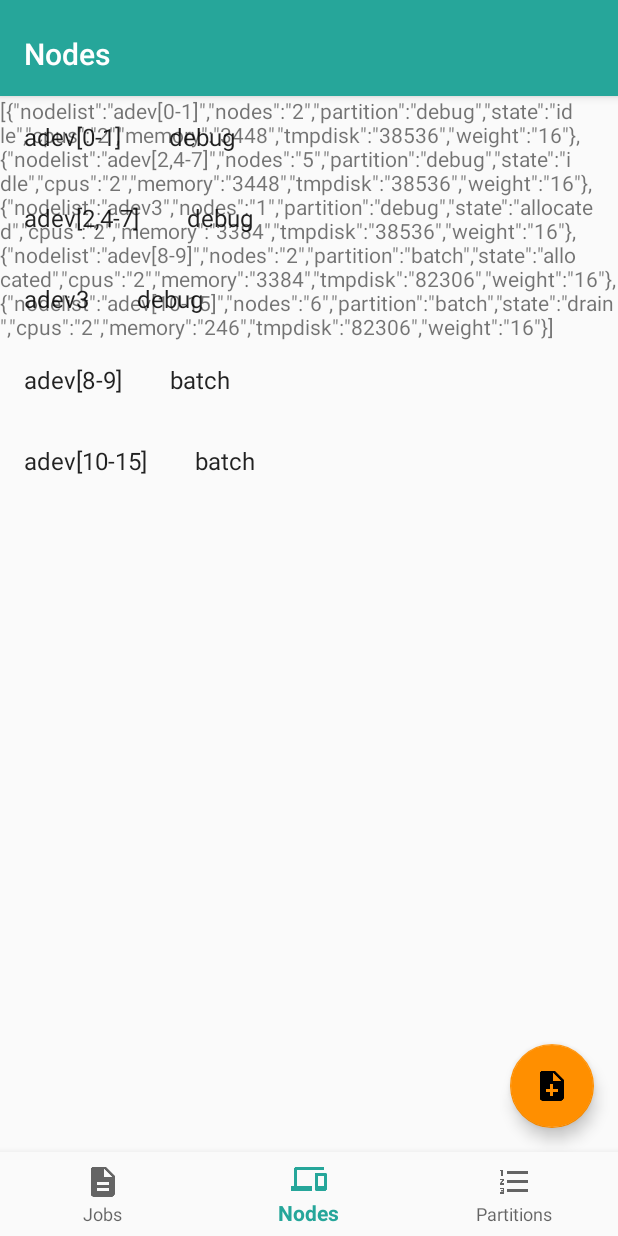
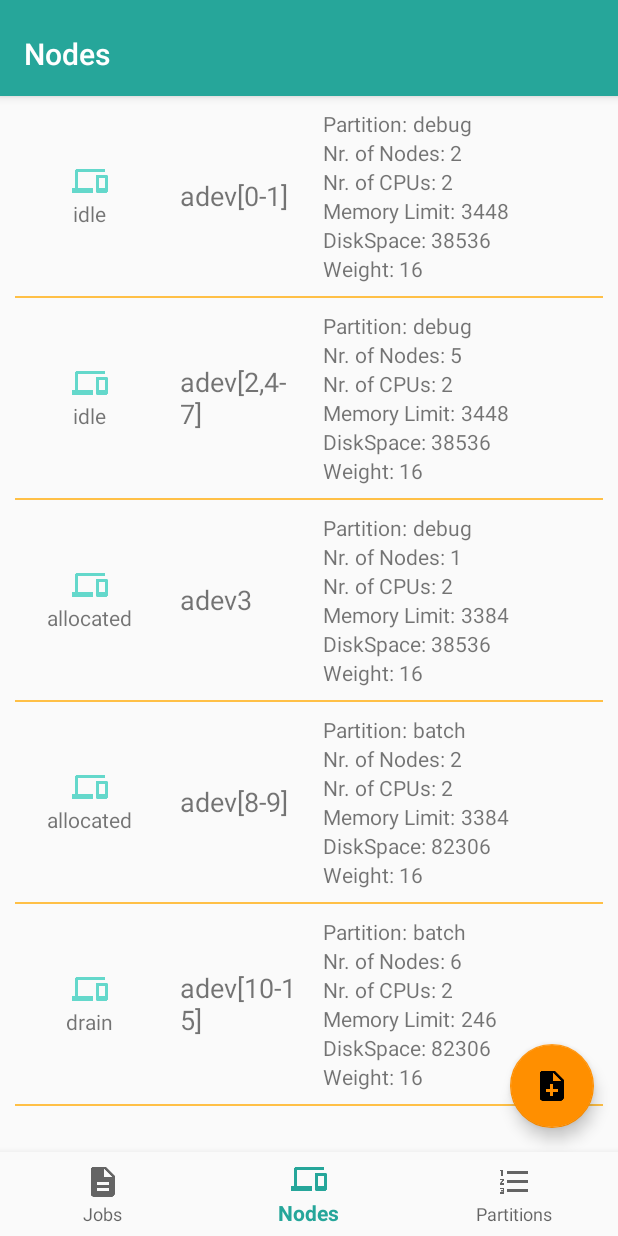
Before and after one commit to heszgergely/AndroidLabProj, an Android app: the screen it shows after launch (BottomNavigationActivity), item 2 of the bottom bar chosen, on a phone screen of 412 x 824 dp. Run offline under Robolectric (Android 15) with nearby library versions, the phone set to English and light mode, and no system bars.

Commit message:
Nodes and Jobs fragments are ready, with layouts

```diff
--- a/mobile/build.gradle
+++ b/mobile/build.gradle
@@ -23,6 +23,7 @@ dependencies {
     implementation fileTree(dir: 'libs', include: ['*.jar'])
     implementation 'com.android.support:support-v4:26.1.0'
     implementation 'com.android.support:recyclerview-v7:26.1.0'
+    compile 'com.android.support:cardview-v7:26.1.+'
     compile 'com.android.support:appcompat-v7:26.1.0'
     compile 'com.android.support:design:26.1.0'
     implementation 'com.android.support:appcompat-v7:26.1.0'
--- a/mobile/src/main/java/com/example/hesz/labproject/JobContentFragment.java
+++ b/mobile/src/main/java/com/example/hesz/labproject/JobContentFragment.java
@@ -75,15 +75,25 @@ public class JobContentFragment extends Fragment {
         @Override
         public com.example.hesz.labproject.JobContentFragment.MyItemRecyclerViewAdapter.ViewHolder onCreateViewHolder(ViewGroup parent, int viewType) {
             View view = LayoutInflater.from(parent.getContext())
-                    .inflate(R.layout.fragment_item, parent, false);
+                    .inflate(R.layout.listitem_job, parent, false);
             return new com.example.hesz.labproject.JobContentFragment.MyItemRecyclerViewAdapter.ViewHolder(view);
         }
 
         @Override
         public void onBindViewHolder(final com.example.hesz.labproject.JobContentFragment.MyItemRecyclerViewAdapter.ViewHolder holder, int position) {
             holder.mItem = mValues.get(position);
-            holder.mIdView.setText(mValues.get(position).jobName);
-            holder.mContentView.setText(mValues.get(position).status);
+            holder.mTVjobid.setText(""+mValues.get(position).jobId);
+            holder.mTVpartition.setText(mValues.get(position).partitionName);
+            holder.mTVname.setText(mValues.get(position).jobName);
+            holder.mTVuser.setText(mValues.get(position).submittingUser);
+            holder.mTVstatus.setText(mValues.get(position).status);
+            holder.mTVtime.setText(mValues.get(position).time);
+            holder.mTVnodelist.setText(mValues.get(position).nodelist);
+            if(mValues.get(position).status.equals("running"))
+                holder.mTVstatus.setTextColor(getResources().getColor(R.color.secondaryLightColor));
+            if(mValues.get(position).status.equals("completed"))
+                holder.mTVstatus.setTextColor(getResources().getColor(R.color.primaryLightColor));
+
         }
 
         @Override
@@ -93,20 +103,30 @@ public class JobContentFragment extends Fragment {
 
         public class ViewHolder extends RecyclerView.ViewHolder {
             public final View mView;
-            public final TextView mIdView;
-            public final TextView mContentView;
+            public final TextView mTVjobid;
+            public final TextView mTVpartition;
+            public final TextView mTVname;
+            public final TextView mTVuser;
+            public final TextView mTVstatus;
+            public final TextView mTVtime;
+            public final TextView mTVnodelist;
             public JobItem mItem;
 
             public ViewHolder(View view) {
                 super(view);
                 mView = view;
-                mIdView = (TextView) view.findViewById(R.id.id);
-                mContentView = (TextView) view.findViewById(R.id.content);
+                mTVjobid = (TextView) view.findViewById(R.id.jobid);
+                mTVpartition = (TextView) view.findViewById(R.id.partition);
+                mTVname = (TextView) view.findViewById(R.id.name);
+                mTVuser = (TextView) view.findViewById(R.id.user);
+                mTVstatus = (TextView) view.findViewById(R.id.status);
+                mTVtime = (TextView) view.findViewById(R.id.time);
+                mTVnodelist = (TextView) view.findViewById(R.id.nodelist);
             }
 
             @Override
             public String toString() {
-                return super.toString() + " '" + mContentView.getText() + "'";
+                return super.toString() + " '" + mTVname.getText() + "'";
             }
         }
     }
--- a/mobile/src/main/java/com/example/hesz/labproject/NodesFragment.java
+++ b/mobile/src/main/java/com/example/hesz/labproject/NodesFragment.java
@@ -1,11 +1,14 @@
 package com.example.hesz.labproject;
 
+import android.annotation.SuppressLint;
 import android.content.Context;
 import android.net.ConnectivityManager;
 import android.net.NetworkInfo;
 import android.net.Uri;
+import android.os.AsyncTask;
 import android.os.Build;
 import android.os.Bundle;
+import android.support.annotation.RequiresApi;
 import android.support.v4.app.Fragment;
 import android.support.v7.widget.LinearLayoutManager;
 import android.support.v7.widget.RecyclerView;
@@ -46,7 +49,6 @@ public class NodesFragment extends Fragment implements DownloadCallback<String>{
 
     private boolean mDownloading = false;
 
-    private TextView downloadTextView;
     private RecyclerView recyclerView;
 
     private MyItemRecyclerViewAdapter adapter;
@@ -87,7 +89,6 @@ public class NodesFragment extends Fragment implements DownloadCallback<String>{
                              Bundle savedInstanceState) {
         // Inflate the layout for this fragment
         View view = inflater.inflate(R.layout.fragment_nodes, container, false);
-        downloadTextView = view.findViewById(R.id.nodes_text_view);
         Toolbar toolbar = view.findViewById(R.id.toolbar);
         if (Build.VERSION.SDK_INT >= Build.VERSION_CODES.LOLLIPOP) {
             toolbar.setTitle(R.string.title_nodes);
@@ -124,12 +125,13 @@ public class NodesFragment extends Fragment implements DownloadCallback<String>{
             throw new RuntimeException(context.toString()
                     + " must implement OnFragmentInteractionListener");
         }
+        startDownload();
+
     }
 
     @Override
     public void onResume() {
         super.onResume();
-        startDownload();
     }
 
     @Override
@@ -139,16 +141,30 @@ public class NodesFragment extends Fragment implements DownloadCallback<String>{
         mListener = null;
     }
 
+    @SuppressLint("StaticFieldLeak")
     @Override
     public void updateFromDownload(String result) {
-        try {
-            JSONArray jsonArray = new JSONArray(result);
-            downloadTextView.setText(result);
-            adapter.swapValues(NodeItem.parseNodesFromJSON(jsonArray));
 
-        } catch (JSONException e) {
-            e.printStackTrace();
-        }
+            new AsyncTask<String,Void,List<NodeItem>>(){
+
+                @Override
+                protected List doInBackground(String... result) {
+                    try {
+                        JSONArray jsonArray = new JSONArray(result[0]);
+                        return NodeItem.parseNodesFromJSON(jsonArray);
+                    } catch (JSONException e) {
+                        e.printStackTrace();
+                    }
+                    return null;
+                }
+
+                @Override
+                protected void onPostExecute(List<NodeItem> newValues){
+                    adapter.swapValues(newValues);
+                }
+            }.execute(result);
+
+
     }
 
     @Override
@@ -243,15 +259,21 @@ public class NodesFragment extends Fragment implements DownloadCallback<String>{
         @Override
         public com.example.hesz.labproject.NodesFragment.MyItemRecyclerViewAdapter.ViewHolder onCreateViewHolder(ViewGroup parent, int viewType) {
             View view = LayoutInflater.from(parent.getContext())
-                    .inflate(R.layout.fragment_item, parent, false);
+                    .inflate(R.layout.listitem_nodes, parent, false);
             return new com.example.hesz.labproject.NodesFragment.MyItemRecyclerViewAdapter.ViewHolder(view);
         }
 
         @Override
         public void onBindViewHolder(final com.example.hesz.labproject.NodesFragment.MyItemRecyclerViewAdapter.ViewHolder holder, int position) {
             holder.mItem = mValues.get(position);
-            holder.mIdView.setText(mValues.get(position).nodeName);
-            holder.mContentView.setText(mValues.get(position).partitionName);
+            holder.mTVnodelist.setText(mValues.get(position).nodeName);
+            holder.mTVnodes.setText("" + mValues.get(position).nodeNumber);
+            holder.mTVpartition.setText(mValues.get(position).partitionName);
+            holder.mTVstate.setText(mValues.get(position).state);
+            holder.mTVcpus.setText(""+mValues.get(position).cpuNumber);
+            holder.mTVmemory.setText(""+mValues.get(position).memory);
+            holder.mTVtmpdisk.setText(""+mValues.get(position).tmpDisk);
+            holder.mTVweight.setText(""+mValues.get(position).weight);
         }
 
         @Override
@@ -261,20 +283,44 @@ public class NodesFragment extends Fragment implements DownloadCallback<String>{
 
         public class ViewHolder extends RecyclerView.ViewHolder {
             public final View mView;
-            public final TextView mIdView;
-            public final TextView mContentView;
+            public final TextView mTVnodelist;
+            public final TextView mTVnodes;
+            public final TextView mTVpartition;
+            public final TextView mTVstate;
+            public final TextView mTVcpus;
+            public final TextView mTVmemory;
+            public final TextView mTVtmpdisk;
+            public final TextView mTVweight;
             public NodeItem mItem;
+
+
+                /*
+    "nodelist":"adev[0-1]",
+    "nodes":"2",
+    "partition":"debug",
+    "state":"idle",
+    "cpus":"2",
+    "memory":"3448",
+    "tmpdisk":"38536",
+    "weight":"16"
+    */
 
             public ViewHolder(View view) {
                 super(view);
                 mView = view;
-                mIdView = (TextView) view.findViewById(R.id.id);
-                mContentView = (TextView) view.findViewById(R.id.content);
+                mTVnodelist = (TextView) view.findViewById(R.id.nodelist);
+                mTVnodes = (TextView) view.findViewById(R.id.nodes);
+                mTVpartition = (TextView) view.findViewById(R.id.partition);
+                mTVstate = (TextView) view.findViewById(R.id.state);
+                mTVcpus = (TextView) view.findViewById(R.id.cpus);
+                mTVmemory = (TextView) view.findViewById(R.id.memory);
+                mTVtmpdisk = (TextView) view.findViewById(R.id.tmpdisk);
+                mTVweight = (TextView) view.findViewById(R.id.weight);
             }
 
             @Override
             public String toString() {
-                return super.toString() + " '" + mContentView.getText() + "'";
+                return super.toString() + " '" + mTVnodelist.getText() + "'";
             }
         }
 
--- a/mobile/src/main/res/layout/fragment_jobs.xml
+++ b/mobile/src/main/res/layout/fragment_jobs.xml
@@ -21,9 +21,9 @@
             android:layout_height="?attr/actionBarSize"
             android:layout_weight="1"
             android:background="?attr/colorPrimary"
-            app:layout_scrollFlags="scroll|enterAlways"
             app:popupTheme="@style/AppTheme.PopupOverlay"
             app:title="@string/app_name">
+
 
 
         </android.support.v7.widget.Toolbar>
--- a/mobile/src/main/res/layout/fragment_nodes.xml
+++ b/mobile/src/main/res/layout/fragment_nodes.xml
@@ -30,16 +30,6 @@
     </android.support.design.widget.AppBarLayout>
 
 
-    <TextView
-        android:id="@+id/nodes_text_view"
-        android:layout_width="match_parent"
-        android:layout_height="match_parent"
-        android:text="@string/hello_blank_fragment"
-        app:layout_anchorGravity="bottom|center"
-        app:layout_behavior="@string/appbar_scrolling_view_behavior"
-        android:layout_below="@+id/appbar"
-        tools:layout_editor_absoluteY="60dp" />
-
     <android.support.v7.widget.RecyclerView
         android:id="@+id/list"
         android:name="com.example.hesz.labproject.NodesFragment"
--- a/mobile/src/main/res/layout/fragment_tabbed.xml
+++ b/mobile/src/main/res/layout/fragment_tabbed.xml
@@ -23,6 +23,7 @@
         android:id="@+id/list"
         android:layout_width="match_parent"
         android:layout_height="match_parent"
+        android:layout_marginBottom="6dp"
         app:layoutManager="LinearLayoutManager"
         app:layout_behavior="@string/appbar_scrolling_view_behavior"
         tools:listitem="@layout/fragment_item" />
--- /dev/null
+++ b/mobile/src/main/res/layout/listitem_nodes.xml
@@ -0,0 +1,180 @@
+<?xml version="1.0" encoding="utf-8"?>
+<RelativeLayout
+    xmlns:android="http://schemas.android.com/apk/res/android"
+    xmlns:app="http://schemas.android.com/apk/res-auto"
+    android:layout_width="match_parent"
+    android:layout_height="wrap_content"
+    android:paddingRight="10dp"
+    android:paddingLeft="10dp"
+    >
+
+    <RelativeLayout
+        android:id="@+id/container"
+        android:layout_marginTop="3dp"
+        android:layout_width="match_parent"
+        android:layout_height="wrap_content">
+
+    <RelativeLayout
+        android:id="@+id/image_state"
+        android:padding="10dp"
+        android:layout_centerVertical="true"
+        android:layout_width="100dp"
+        android:layout_height="wrap_content">
+
+
+        <ImageView
+            android:id="@+id/imageView"
+            android:layout_width="wrap_content"
+            android:layout_height="wrap_content"
+            android:layout_centerHorizontal="true"
+            android:tint="@color/primaryLightColor"
+            app:srcCompat="@drawable/ic_devices_black_24dp" />
+
+        <TextView
+            android:id="@+id/state"
+            android:text="allocated"
+            android:layout_centerHorizontal="true"
+            android:layout_width="wrap_content"
+            android:layout_height="wrap_content"
+            android:layout_below="@+id/imageView"/>
+
+
+    </RelativeLayout>
+
+
+    <TextView
+        android:id="@+id/nodelist"
+        android:padding="10dp"
+        android:layout_width="100dp"
+        android:layout_centerHorizontal="true"
+        android:layout_height="wrap_content"
+        android:layout_centerVertical="true"
+        android:layout_toEndOf="@+id/image_state"
+        android:layout_toRightOf="@+id/image_state"
+        android:text="adev[0-1]"
+        android:textSize="18sp" />
+
+
+    <RelativeLayout
+        android:id="@+id/details_first"
+        android:layout_width="wrap_content"
+        android:padding="5dp"
+        android:layout_toEndOf="@+id/nodelist"
+        android:layout_toRightOf="@+id/nodelist"
+        android:layout_height="wrap_content">
+
+
+        <TextView
+            android:id="@+id/partition_text"
+            android:text="Partition: "
+            android:layout_width="wrap_content"
+            android:layout_height="wrap_content" />
+        <TextView
+            android:id="@+id/partition"
+            android:text="debug"
+            android:layout_toEndOf="@+id/partition_text"
+            android:layout_toRightOf="@+id/partition_text"
+            android:layout_width="wrap_content"
+            android:layout_height="wrap_content" />
+
+        <TextView
+            android:id="@+id/nodes_text"
+            android:text="Nr. of Nodes: "
+            android:layout_below="@+id/partition_text"
+            android:layout_width="wrap_content"
+            android:layout_height="wrap_content" />
+        <TextView
+            android:id="@+id/nodes"
+            android:text="2"
+            android:layout_below="@+id/partition_text"
+            android:layout_toEndOf="@+id/nodes_text"
+            android:layout_toRightOf="@+id/nodes_text"
+            android:layout_width="wrap_content"
+            android:layout_height="wrap_content" />
+
+        <TextView
+            android:id="@+id/cpus_text"
+            android:text="Nr. of CPUs: "
+            android:layout_below="@+id/nodes_text"
+            android:layout_width="wrap_content"
+            android:layout_height="wrap_content" />
+        <TextView
+            android:id="@+id/cpus"
+            android:text="2"
+            android:layout_below="@+id/nodes_text"
+            android:layout_toEndOf="@+id/cpus_text"
+            android:layout_toRightOf="@+id/cpus_text"
+            android:layout_width="wrap_content"
+            android:layout_height="wrap_content" />
+
+        <TextView
+            android:id="@+id/memory_text"
+            android:text="Memory Limit: "
+            android:layout_below="@+id/cpus_text"
+            android:layout_width="wrap_content"
+            android:layout_height="wrap_content" />
+        <TextView
+            android:id="@+id/memory"
+            android:text="3448"
+            android:layout_below="@+id/cpus_text"
+            android:layout_toEndOf="@+id/memory_text"
+            android:layout_toRightOf="@+id/memory_text"
+            android:layout_width="wrap_content"
+            android:layout_height="wrap_content" />
+        <TextView
+            android:id="@+id/tmpdisk_text"
+            android:text="DiskSpace: "
+            android:layout_below="@+id/memory_text"
+            android:layout_width="wrap_content"
+            android:layout_height="wrap_content" />
+        <TextView
+            android:id="@+id/tmpdisk"
+            android:text="38536"
+            android:layout_toEndOf="@+id/tmpdisk_text"
+            android:layout_toRightOf="@+id/tmpdisk_text"
+            android:layout_below="@+id/memory_text"
+            android:layout_width="wrap_content"
+            android:layout_height="wrap_content" />
+        <TextView
+            android:id="@+id/weight_text"
+            android:text="Weight: "
+            android:layout_below="@+id/tmpdisk_text"
+            android:layout_width="wrap_content"
+            android:layout_height="wrap_content" />
+        <TextView
+            android:id="@+id/weight"
+            android:text="16"
+            android:layout_toEndOf="@+id/weight_text"
+            android:layout_toRightOf="@+id/weight_text"
+            android:layout_below="@+id/tmpdisk_text"
+            android:layout_width="wrap_content"
+            android:layout_height="wrap_content" />
+
+    </RelativeLayout>
+
+
+    </RelativeLayout>
+
+
+    <RelativeLayout
+        android:layout_width="match_parent"
+        android:layout_height="1dp"
+        android:layout_marginTop="3dp"
+        android:layout_below="@+id/container"
+        android:background="@color/secondaryLightColor"/>
+
+
+
+
+</RelativeLayout>
+
+<!--
+    "nodelist":"adev[0-1]",
+    "nodes":"2",
+    "partition":"debug",
+    "state":"idle",
+    "cpus":"2",
+    "memory":"3448",
+    "tmpdisk":"38536",
+    "weight":"16"
+-->
--- a/mobile/src/main/res/menu/menu_tabbed.xml
+++ b/mobile/src/main/res/menu/menu_tabbed.xml
@@ -1,7 +1,7 @@
 <menu xmlns:android="http://schemas.android.com/apk/res/android"
     xmlns:app="http://schemas.android.com/apk/res-auto"
     xmlns:tools="http://schemas.android.com/tools"
-    tools:context="com.example.hesz.labproject.TabbedActivity">
+    tools:context="com.example.hesz.labproject.BottomNavigationActivity">
     <item
         android:id="@+id/action_settings"
         android:orderInCategory="100"
```
Also changed, not shown: mobile/src/main/java/com/example/hesz/labproject/Content.java (+1 -1 lines), mobile/src/main/java/com/example/hesz/labproject/PartitionsFragment.java (+33 -4 lines), mobile/src/main/res/layout/activity_tabbed.xml (deleted, +0 -55 lines), mobile/src/main/res/layout/fragment_partitions.xml (+0 -9 lines), mobile/src/main/res/layout/listitem_job.xml (added, +176 -0 lines).
